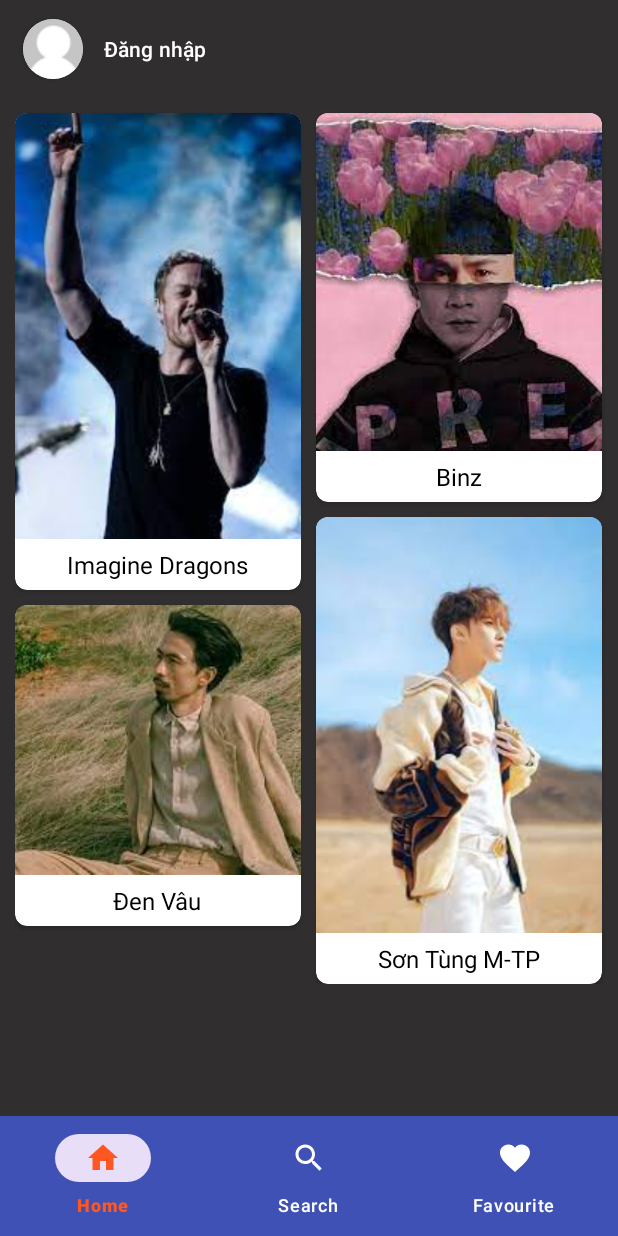
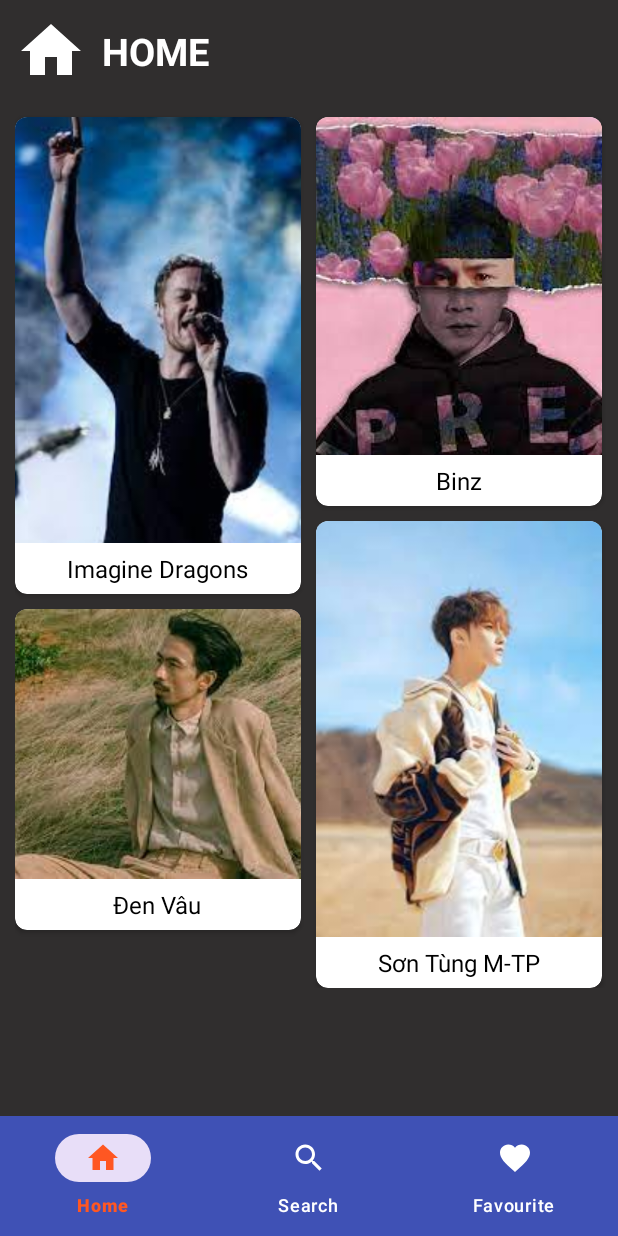
Before and after one commit to Codebutproblem/Music-App, an Android app: the screen it shows after launch (MainActivity), on a phone screen of 412 x 824 dp. Run offline under Robolectric (Android 15) with nearby library versions, the phone set to English and light mode, and no system bars.

Commit message:
feature commit

```diff
--- a/app/src/main/java/com/example/musicapp/MusicData.java
+++ b/app/src/main/java/com/example/musicapp/MusicData.java
@@ -20,7 +20,7 @@ public class MusicData {
         arrayMusic.add(new Music("Arcade","Duncan Laurence",R.drawable.arcane,R.raw.arcane));
         arrayMusic.add(new Music("Dù Cho Mai Về Sau","Buitruonglinh",R.drawable.duchomaivesau,R.raw.duchomaivesau));
         arrayMusic.add(new Music("Hãy Cứ Vô Tư Và Lạc Quan Lên Em Ơi", "Hạ Vũ",R.drawable.haycuvotu,R.raw.haycuvotu));
-        arrayMusic.add(new Music("Seasons - Rival, Cadmium, Harley Bird","Rival, Cadmium, Harley Bird",R.drawable.seasons,R.raw.seasons));
+        arrayMusic.add(new Music("Seasons","Rival, Cadmium, Harley Bird",R.drawable.seasons,R.raw.seasons));
         arrayMusic.add(new Music("Coldplay - Hymn For The Weekend","Bely Basarte",R.drawable.hymnfortheweekend,R.raw.hymnfortheweekend));
         arrayMusic.add(new Music("Waiting For Love","Avicii",R.drawable.waittingforlove,R.raw.waittingforlove));
         arrayMusic.add(new Music("All For Love","Tungevaag & Raaban",R.drawable.all_for_love,R.raw.all_for_love));
--- a/app/src/main/java/com/example/musicapp/MusicianPlaylistActivity.java
+++ b/app/src/main/java/com/example/musicapp/MusicianPlaylistActivity.java
@@ -9,6 +9,7 @@ import android.os.Bundle;
 import android.view.Menu;
 import android.view.View;
 import android.widget.AdapterView;
+import android.widget.Button;
 import android.widget.ImageButton;
 import android.widget.ListView;
 import android.widget.RelativeLayout;
@@ -22,7 +23,7 @@ import java.util.ArrayList;
 public class MusicianPlaylistActivity extends AppCompatActivity{
 
     RelativeLayout layoutPlayList;
-    ImageButton play;
+    Button play;
     TextView name;
     private ListView lvMusic;
     private static ArrayList<Music> arrayMusic;
--- a/app/src/main/res/drawable/border.xml
+++ b/app/src/main/res/drawable/border.xml
@@ -1,6 +1,6 @@
 <?xml version="1.0" encoding="utf-8"?>
 <shape xmlns:android = "http://schemas.android.com/apk/res/android">
-    <solid android:color="#454646"></solid>
+    <solid android:color="#0DDDDD"></solid>
     <stroke android:width="2dp" android:color="#FFFFFF"></stroke>
-    <corners android:radius="40dp"></corners>
+    <corners android:radius="80dp"></corners>
 </shape>
--- /dev/null
+++ b/app/src/main/res/drawable/ic_home_2.xml
@@ -0,0 +1,5 @@
+<vector android:height="48dp" android:tint="#FFFFFF"
+    android:viewportHeight="24" android:viewportWidth="24"
+    android:width="48dp" xmlns:android="http://schemas.android.com/apk/res/android">
+    <path android:fillColor="@android:color/white" android:pathData="M10,20v-6h4v6h5v-8h3L12,3 2,12h3v8z"/>
+</vector>
--- a/app/src/main/res/layout/activity_play_music.xml
+++ b/app/src/main/res/layout/activity_play_music.xml
@@ -17,7 +17,8 @@
         android:layout_width="match_parent"
         android:layout_height="wrap_content"
         android:text="Music Name"
-        android:textAlignment="center" />
+        android:textAlignment="center"
+        android:textStyle="bold"/>
     <androidx.cardview.widget.CardView
         android:layout_below="@id/headMusicName"
         android:layout_centerHorizontal="true"
--- a/app/src/main/res/layout/fragment_home.xml
+++ b/app/src/main/res/layout/fragment_home.xml
@@ -6,36 +6,26 @@
     android:layout_width="match_parent"
     android:layout_height="match_parent">
     <RelativeLayout
+        android:padding="10dp"
         android:id="@+id/top_layout"
         android:layout_width="match_parent"
         android:layout_height="wrap_content">
-        <androidx.cardview.widget.CardView
-            android:layout_marginLeft="15dp"
-            android:layout_marginTop="20dp"
-            android:layout_marginBottom="5dp"
-            android:id="@+id/avatar_card"
-            android:layout_width="40dp"
-            android:layout_height="40dp"
+        <ImageView
             android:layout_centerVertical="true"
-            app:cardCornerRadius="250dp">
-            <ImageButton
-                android:id="@+id/avatar_image"
-                android:scaleType="center"
-                android:layout_width="match_parent"
-                android:layout_height="match_parent"
-                android:src="@drawable/avatar"/>
-        </androidx.cardview.widget.CardView>
-        <Button
-            android:layout_marginLeft="-10dp"
-            android:layout_centerVertical="true"
-            android:layout_toRightOf="@id/avatar_card"
-            android:id="@+id/name_button"
+            android:id="@+id/head_home_ic"
             android:layout_width="wrap_content"
             android:layout_height="wrap_content"
-            android:background="@android:color/transparent"
-            android:text="Đăng nhập"
-            android:textColor="@color/white"
-            />
+            android:src="@drawable/ic_home_2"/>
+        <TextView
+            android:layout_marginLeft="10dp"
+            android:layout_toRightOf="@id/head_home_ic"
+            android:layout_centerVertical="true"
+            android:layout_width="wrap_content"
+            android:layout_height="wrap_content"
+            android:text="HOME"
+            android:textSize="25dp"
+            android:textColor="#FFFFFF"
+            android:textStyle="bold"/>
     </RelativeLayout>
 
     <androidx.recyclerview.widget.RecyclerView
--- a/app/src/main/res/layout/fragment_search.xml
+++ b/app/src/main/res/layout/fragment_search.xml
@@ -2,7 +2,7 @@
 <RelativeLayout xmlns:android="http://schemas.android.com/apk/res/android"
     xmlns:app="http://schemas.android.com/apk/res-auto"
     xmlns:tools="http://schemas.android.com/tools"
-    android:background="#454343"
+    android:background="#7A7878"
     android:orientation="vertical"
     android:layout_width="match_parent"
     android:layout_height="match_parent"
@@ -13,7 +13,6 @@
         layout="@layout/main_toolbar" />
     <ListView
         android:layout_below="@id/search_toolbar"
-        android:layout_marginTop="5dp"
         android:id="@+id/musicList"
         android:layout_width="wrap_content"
         android:layout_height="wrap_content"
--- a/app/src/main/res/layout/music_line.xml
+++ b/app/src/main/res/layout/music_line.xml
@@ -22,7 +22,8 @@
         android:layout_width="wrap_content"
         android:layout_height="wrap_content"
         android:textColor="#FFFFFF"
-        android:text="Music Name" />
+        android:text="Music Name"
+        android:textStyle="bold"/>
 
     <TextView
         android:layout_marginTop="12dp"
@@ -33,5 +34,6 @@
         android:layout_width="wrap_content"
         android:layout_height="wrap_content"
         android:textColor="#FFFFFF"
-        android:text="Musican Name" />
+        android:text="Musican Name"
+        android:textStyle="italic"/>
 </RelativeLayout>
```
Also changed, not shown: app/src/main/res/layout/musician_playlist_activity.xml (+7 -4 lines), app/src/main/res/drawable/background.jpg.
